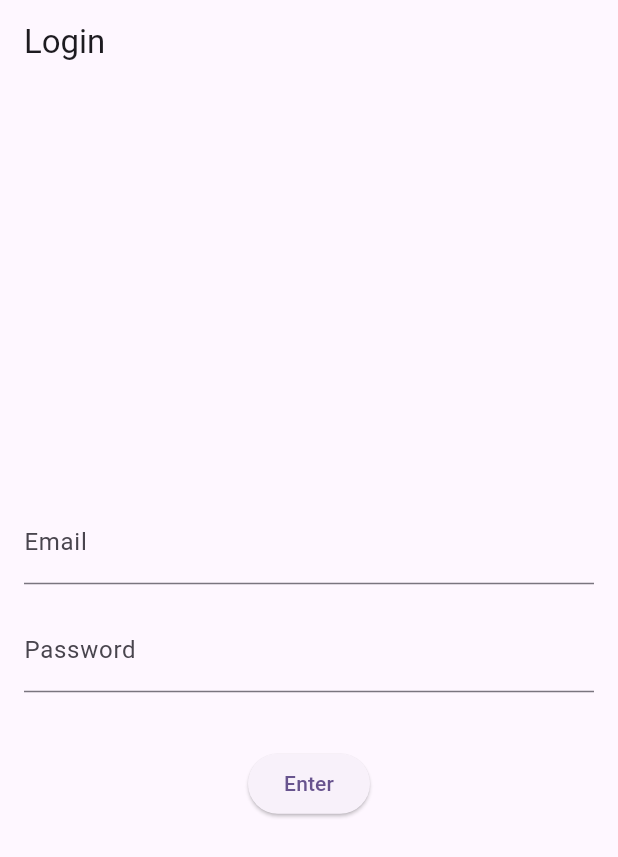
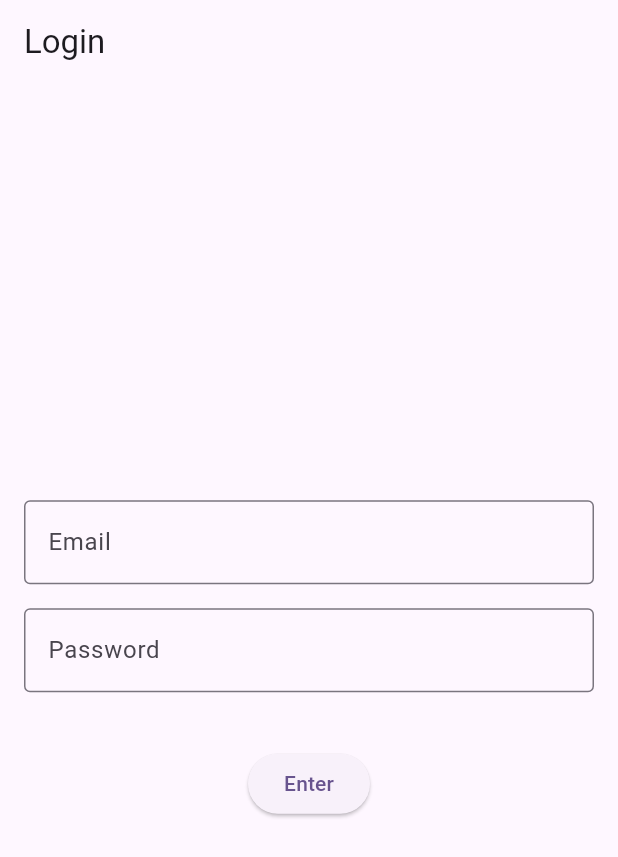
Before and after one commit to mik255/flutter_wallet_manager_Clean_Arch, a Flutter app: the screen it shows after launch, on a phone screen of 412 x 824 dp. Shown: the top 857 px of the screen. Run offline on Flutter 3.47's test engine with Material 2 defaults, Android fonts, the phone set to English and light mode, and no system bars; our stand-ins replace shared_preferences.

Commit message:
textfields decorator

```diff
--- a/lib/controller/home_controller.dart
+++ b/lib/controller/home_controller.dart
@@ -2,7 +2,7 @@ import 'dart:convert';
 
 import '../data/abstract_preferences_helper.dart';
 import '../models/billing.dart';
-import '../models/item_billing.dart';
+
 
 class HomeController {
 
--- a/lib/main.dart
+++ b/lib/main.dart
@@ -1,5 +1,5 @@
 import 'package:flutter/material.dart';
-import 'package:wallet_manager/shared/mainStances.dart';
+import 'package:wallet_manager/shared/main_stances.dart';
 import 'package:wallet_manager/view/login/login_page.dart';
 
 void main() async{
--- a/lib/models/user.dart
+++ b/lib/models/user.dart
@@ -1,5 +1,3 @@
-import 'dart:convert';
-
 class User {
   String email;
   String password;
--- /dev/null
+++ b/lib/view/designer_system/custom_text_field.dart
@@ -0,0 +1,12 @@
+import 'package:flutter/cupertino.dart';
+import 'package:flutter/material.dart';
+
+class CustomTextFieldDecorator{
+
+  getInputDecorator(String label){
+    return  InputDecoration(
+      border: const OutlineInputBorder(),
+      labelText: label,
+    );
+  }
+}
--- a/lib/view/login/login_page.dart
+++ b/lib/view/login/login_page.dart
@@ -1,8 +1,9 @@
 import 'package:flutter/material.dart';
 import 'package:wallet_manager/controller/login_controller.dart';
 import 'package:wallet_manager/data/preferences_helper.dart';
-import 'package:wallet_manager/shared/mainStances.dart';
+import 'package:wallet_manager/shared/main_stances.dart';
 import '../../models/user.dart';
+import '../designer_system/custom_text_field.dart';
 
 class LoginPage extends StatelessWidget {
   final TextEditingController emailController = TextEditingController();
@@ -46,9 +47,7 @@ class LoginPage extends StatelessWidget {
                   }
                   return null;
                 },
-                decoration: const InputDecoration(
-                  labelText: 'Email',
-                ),
+                decoration: CustomTextFieldDecorator().getInputDecorator('Email'),
               ),
               const SizedBox(height: 16.0),
               TextFormField(
@@ -64,9 +63,7 @@ class LoginPage extends StatelessWidget {
                   return null;
                 },
                 obscureText: true,
-                decoration: const InputDecoration(
-                  labelText: 'Password',
-                ),
+                decoration: CustomTextFieldDecorator().getInputDecorator('Password'),
               ),
               const SizedBox(height: 16.0),
               AnimatedBuilder(
```
Also changed, not shown: lib/shared/main_stances.dart (renamed from lib/shared/mainStances.dart, +3 -4 lines), 7 other files.
